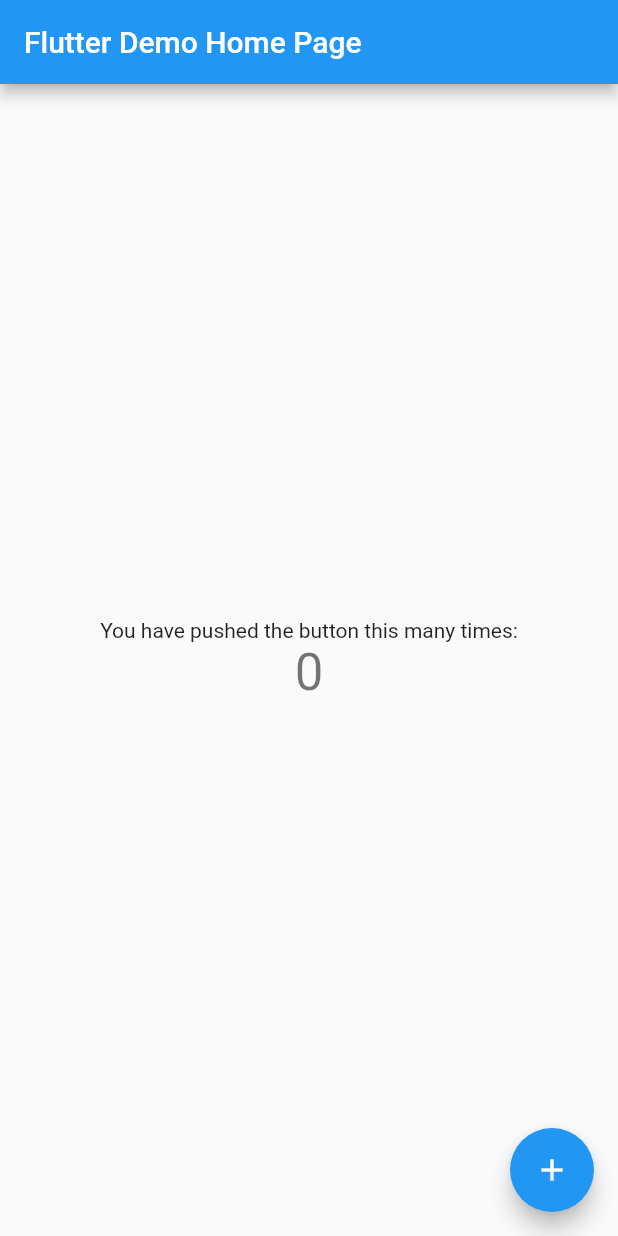
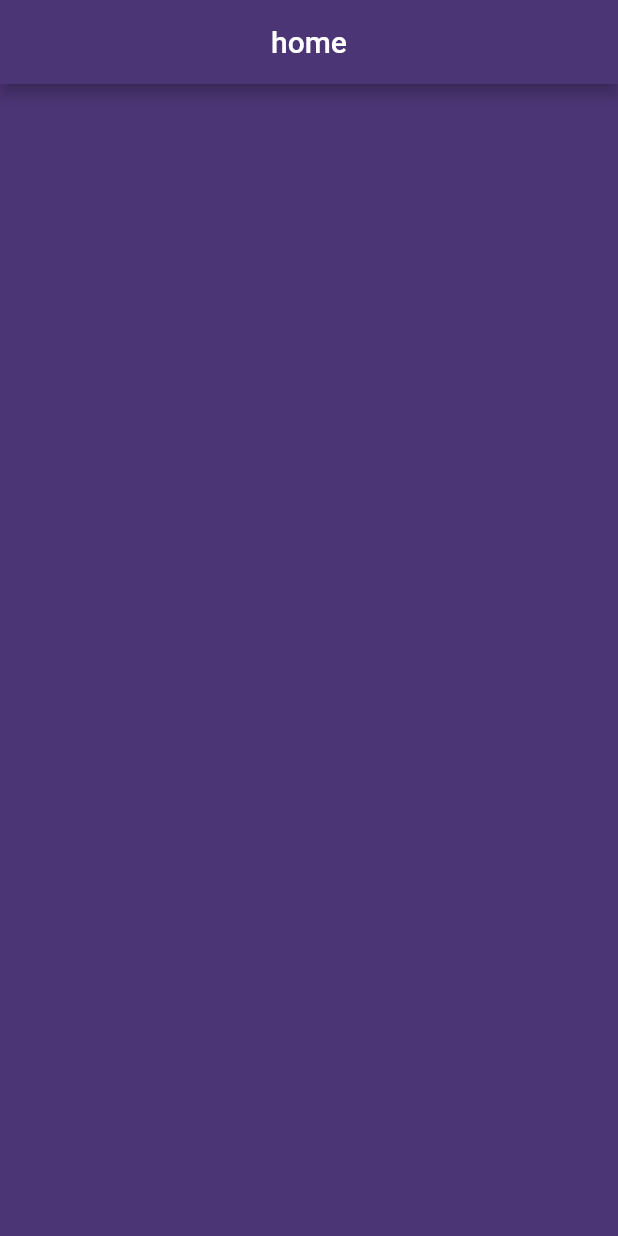
Before and after one commit to hamidghasemi1/ToDoList, a Flutter app: the screen it shows after launch, on a phone screen of 412 x 824 dp. Run offline on Flutter 3.47's test engine with Material 2 defaults, Android fonts, the phone set to English and light mode, and no system bars.

Commit message:
Initial settings

```diff
--- a/lib/constants/constants.dart
+++ b/lib/constants/constants.dart
@@ -0,0 +1,6 @@
+import 'package:flutter/cupertino.dart';
+
+const Color kBGColor = Color(0XFF4C3575);
+const Color kCardColor = Color(0XFF371B58);
+const Color kLineColor = Color(0XFF5B4B8A);
+const Color kIconColor = Color(0XFF371B58);
--- a/lib/main.dart
+++ b/lib/main.dart
@@ -1,4 +1,5 @@
 import 'package:flutter/material.dart';
+import 'package:todo_list/screens/home_screen.dart';
 
 void main() {
   runApp(const MyApp());
@@ -7,109 +8,14 @@ void main() {
 class MyApp extends StatelessWidget {
   const MyApp({Key? key}) : super(key: key);
 
-  // This widget is the root of your application.
   @override
   Widget build(BuildContext context) {
     return MaterialApp(
-      title: 'Flutter Demo',
+      title: 'ToDoApp',
       theme: ThemeData(
-        // This is the theme of your application.
-        //
-        // Try running your application with "flutter run". You'll see the
-        // application has a blue toolbar. Then, without quitting the app, try
-        // changing the primarySwatch below to Colors.green and then invoke
-        // "hot reload" (press "r" in the console where you ran "flutter run",
-        // or simply save your changes to "hot reload" in a Flutter IDE).
-        // Notice that the counter didn't reset back to zero; the application
-        // is not restarted.
         primarySwatch: Colors.blue,
       ),
-      home: const MyHomePage(title: 'Flutter Demo Home Page'),
+      home: const HomeScreen(),
     );
   }
 }
-
-class MyHomePage extends StatefulWidget {
-  const MyHomePage({Key? key, required this.title}) : super(key: key);
-
-  // This widget is the home page of your application. It is stateful, meaning
-  // that it has a State object (defined below) that contains fields that affect
-  // how it looks.
-
-  // This class is the configuration for the state. It holds the values (in this
-  // case the title) provided by the parent (in this case the App widget) and
-  // used by the build method of the State. Fields in a Widget subclass are
-  // always marked "final".
-
-  final String title;
-
-  @override
-  State<MyHomePage> createState() => _MyHomePageState();
-}
-
-class _MyHomePageState extends State<MyHomePage> {
-  int _counter = 0;
-
-  void _incrementCounter() {
-    setState(() {
-      // This call to setState tells the Flutter framework that something has
-      // changed in this State, which causes it to rerun the build method below
-      // so that the display can reflect the updated values. If we changed
-      // _counter without calling setState(), then the build method would not be
-      // called again, and so nothing would appear to happen.
-      _counter++;
-    });
-  }
-
-  @override
-  Widget build(BuildContext context) {
-    // This method is rerun every time setState is called, for instance as done
-    // by the _incrementCounter method above.
-    //
-    // The Flutter framework has been optimized to make rerunning build methods
-    // fast, so that you can just rebuild anything that needs updating rather
-    // than having to individually change instances of widgets.
-    return Scaffold(
-      appBar: AppBar(
-        // Here we take the value from the MyHomePage object that was created by
-        // the App.build method, and use it to set our appbar title.
-        title: Text(widget.title),
-      ),
-      body: Center(
-        // Center is a layout widget. It takes a single child and positions it
-        // in the middle of the parent.
-        child: Column(
-          // Column is also a layout widget. It takes a list of children and
-          // arranges them vertically. By default, it sizes itself to fit its
-          // children horizontally, and tries to be as tall as its parent.
-          //
-          // Invoke "debug painting" (press "p" in the console, choose the
-          // "Toggle Debug Paint" action from the Flutter Inspector in Android
-          // Studio, or the "Toggle Debug Paint" command in Visual Studio Code)
-          // to see the wireframe for each widget.
-          //
-          // Column has various properties to control how it sizes itself and
-          // how it positions its children. Here we use mainAxisAlignment to
-          // center the children vertically; the main axis here is the vertical
-          // axis because Columns are vertical (the cross axis would be
-          // horizontal).
-          mainAxisAlignment: MainAxisAlignment.center,
-          children: <Widget>[
-            const Text(
-              'You have pushed the button this many times:',
-            ),
-            Text(
-              '$_counter',
-              style: Theme.of(context).textTheme.headline4,
-            ),
-          ],
-        ),
-      ),
-      floatingActionButton: FloatingActionButton(
-        onPressed: _incrementCounter,
-        tooltip: 'Increment',
-        child: const Icon(Icons.add),
-      ), // This trailing comma makes auto-formatting nicer for build methods.
-    );
-  }
-}
--- a/lib/screens/home_screen.dart
+++ b/lib/screens/home_screen.dart
@@ -0,0 +1,23 @@
+import 'package:flutter/material.dart';
+import 'package:todo_list/constants/constants.dart';
+
+class HomeScreen extends StatefulWidget {
+  const HomeScreen({Key? key}) : super(key: key);
+
+  @override
+  State<HomeScreen> createState() => _HomeScreenState();
+}
+
+class _HomeScreenState extends State<HomeScreen> {
+  @override
+  Widget build(BuildContext context) {
+    return Scaffold(
+      backgroundColor: kBGColor,
+      appBar: AppBar(
+        title: Text('home'),
+        centerTitle: true,
+        backgroundColor: kBGColor,
+      ),
+    );
+  }
+}
```
Also changed, not shown: lib/screens/todo_screen.dart (+18 -0 lines).
